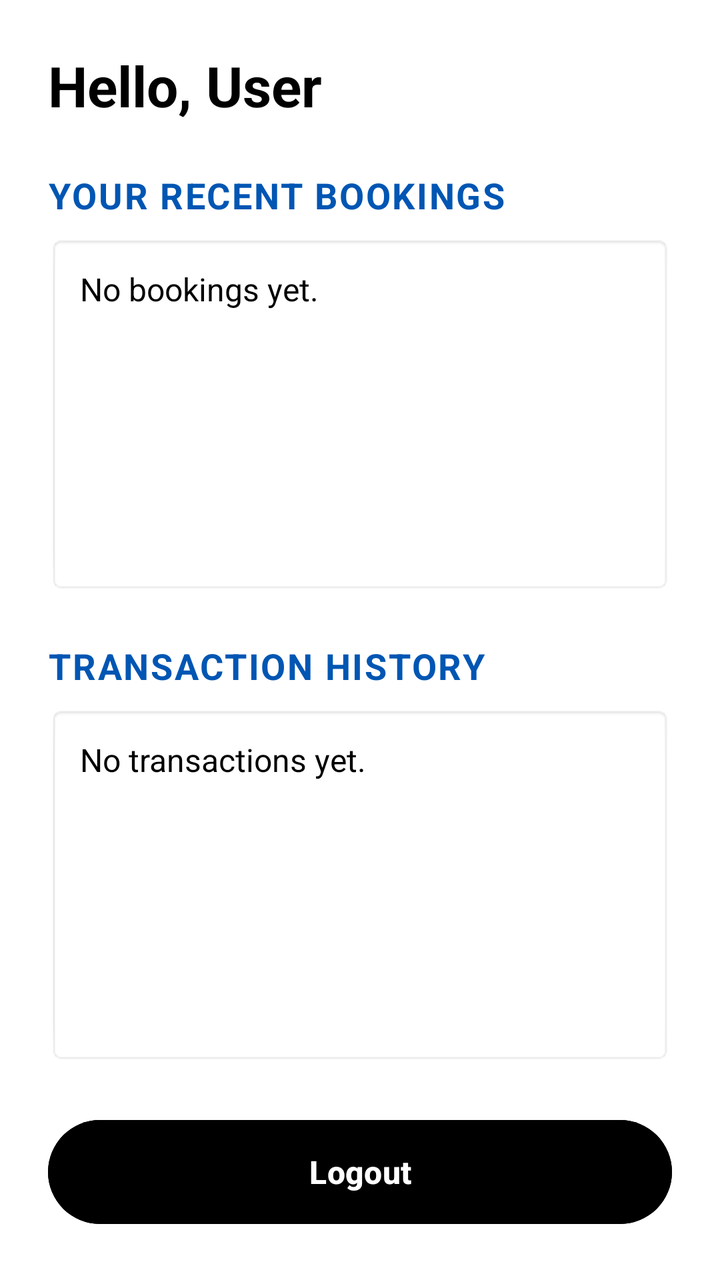
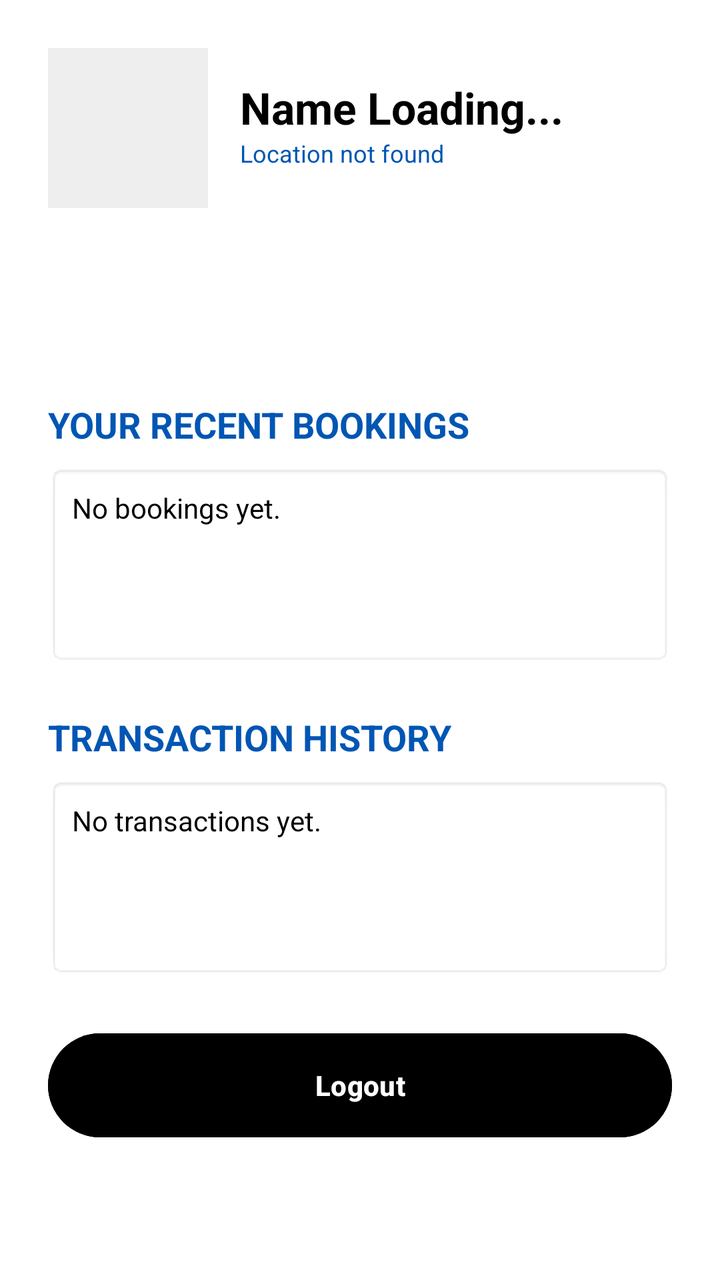

Before-and-after screenshots of an Android layout around one commit, followed by the original layout XML and the change that was made.
<!-- AndroidManifest.xml: application theme Theme.FABIBOOKINGVENDORSYSTEM -->
<!-- res/layout/activity_profile.xml -->
<?xml version="1.0" encoding="utf-8"?>
<LinearLayout xmlns:android="http://schemas.android.com/apk/res/android"
    android:layout_width="match_parent"
    android:layout_height="match_parent"
    android:orientation="vertical"
    android:padding="24dp"
    android:background="#FFFFFF">

    <TextView
        android:id="@+id/tvProfileGreeting"
        android:layout_width="wrap_content"
        android:layout_height="wrap_content"
        android:text="Hello, User"
        android:textSize="28sp"
        android:textColor="#000000"
        android:textStyle="bold"
        android:layout_marginBottom="24dp"/>

    <TextView
        android:layout_width="wrap_content"
        android:layout_height="wrap_content"
        android:text="Your Recent Bookings"
        android:textSize="18sp"
        android:textColor="#0056b3"
        android:textStyle="bold"
        android:layout_marginBottom="8dp"
        android:textAllCaps="true"
        android:letterSpacing="0.05"/>

    <TextView
        android:id="@+id/tvBookingsList"
        android:layout_width="match_parent"
        android:layout_height="0dp"
        android:layout_weight="1"
        android:text="No bookings yet."
        android:textColor="#000000"
        android:textSize="16sp"
        android:background="@android:drawable/editbox_background"
        android:padding="16dp"
        android:layout_marginBottom="24dp"
        android:lineSpacingExtra="4dp"/>

    <TextView
        android:layout_width="wrap_content"
        android:layout_height="wrap_content"
        android:text="Transaction History"
        android:textSize="18sp"
        android:textColor="#0056b3"
        android:textStyle="bold"
        android:layout_marginBottom="8dp"
        android:textAllCaps="true"
        android:letterSpacing="0.05"/>

    <TextView
        android:id="@+id/tvTransactionsList"
        android:layout_width="match_parent"
        android:layout_height="0dp"
        android:layout_weight="1"
        android:text="No transactions yet."
        android:textColor="#000000"
        android:textSize="16sp"
        android:background="@android:drawable/editbox_background"
        android:padding="16dp"
        android:layout_marginBottom="24dp"
        android:lineSpacingExtra="4dp"/>

    <Button
        android:id="@+id/btnLogout"
        android:layout_width="match_parent"
        android:layout_height="60dp"
        android:text="Logout"
        android:backgroundTint="#000000"
        android:textColor="#FFFFFF"
        android:textSize="16sp"
        android:textStyle="bold"
        android:elevation="4dp"/>

</LinearLayout>
<!-- resources referenced by this layout -->
<resources>
  <style name="Theme.FABIBOOKINGVENDORSYSTEM" parent="Base.Theme.FABIBOOKINGVENDORSYSTEM" />
  <style name="Base.Theme.FABIBOOKINGVENDORSYSTEM" parent="Theme.Material3.DayNight.NoActionBar">
          
          
      </style>
</resources>

<!-- the commit's change to res/layout/activity_profile.xml (unified diff, before → after) -->
@@ -1,78 +1,127 @@
 <?xml version="1.0" encoding="utf-8"?>
-<LinearLayout xmlns:android="http://schemas.android.com/apk/res/android"
+<ScrollView xmlns:android="http://schemas.android.com/apk/res/android"
     android:layout_width="match_parent"
     android:layout_height="match_parent"
-    android:orientation="vertical"
-    android:padding="24dp"
     android:background="#FFFFFF">
 
-    <TextView
-        android:id="@+id/tvProfileGreeting"
-        android:layout_width="wrap_content"
+    <LinearLayout
+        android:layout_width="match_parent"
         android:layout_height="wrap_content"
-        android:text="Hello, User"
-        android:textSize="28sp"
-        android:textColor="#000000"
-        android:textStyle="bold"
-        android:layout_marginBottom="24dp"/>
+        android:orientation="vertical"
+        android:padding="24dp">
 
-    <TextView
-        android:layout_width="wrap_content"
-        android:layout_height="wrap_content"
-        android:text="Your Recent Bookings"
-        android:textSize="18sp"
-        android:textColor="#0056b3"
-        android:textStyle="bold"
-        android:layout_marginBottom="8dp"
-        android:textAllCaps="true"
-        android:letterSpacing="0.05"/>
+        <LinearLayout
+            android:layout_width="match_parent"
+            android:layout_height="wrap_content"
+            android:orientation="horizontal"
+            android:gravity="center_vertical"
+            android:layout_marginBottom="24dp">
 
-    <TextView
-        android:id="@+id/tvBookingsList"
-        android:layout_width="match_parent"
-        android:layout_height="0dp"
-        android:layout_weight="1"
-        android:text="No bookings yet."
-        android:textColor="#000000"
-        android:textSize="16sp"
-        android:background="@android:drawable/editbox_background"
-        android:padding="16dp"
-        android:layout_marginBottom="24dp"
-        android:lineSpacingExtra="4dp"/>
+            <ImageView
+                android:id="@+id/ivProfileDetail"
+                android:layout_width="80dp"
+                android:layout_height="80dp"
+                android:scaleType="centerCrop"
+                android:background="#EEEEEE"
+                android:layout_marginEnd="16dp"
+                android:contentDescription="Profile Picture"/>
 
-    <TextView
-        android:layout_width="wrap_content"
-        android:layout_height="wrap_content"
-        android:text="Transaction History"
-        android:textSize="18sp"
-        android:textColor="#0056b3"
-        android:textStyle="bold"
-        android:layout_marginBottom="8dp"
-        android:textAllCaps="true"
-        android:letterSpacing="0.05"/>
+            <LinearLayout
+                android:layout_width="wrap_content"
+                android:layout_height="wrap_content"
+                android:orientation="vertical">
 
-    <TextView
-        android:id="@+id/tvTransactionsList"
-        android:layout_width="match_parent"
-        android:layout_height="0dp"
-        android:layout_weight="1"
-        android:text="No transactions yet."
-        android:textColor="#000000"
-        android:textSize="16sp"
-        android:background="@android:drawable/editbox_background"
-        android:padding="16dp"
-        android:layout_marginBottom="24dp"
-        android:lineSpacingExtra="4dp"/>
+                <TextView
+                    android:id="@+id/tvProfileGreeting"
+                    android:layout_width="wrap_content"
+                    android:layout_height="wrap_content"
+                    android:text="Name Loading..."
+                    android:textSize="22sp"
+                    android:textColor="#000000"
+                    android:textStyle="bold"/>
 
-    <Button
-        android:id="@+id/btnLogout"
-        android:layout_width="match_parent"
-        android:layout_height="60dp"
-        android:text="Logout"
-        android:backgroundTint="#000000"
-        android:textColor="#FFFFFF"
-        android:textSize="16sp"
-        android:textStyle="bold"
-        android:elevation="4dp"/>
+                <TextView
+                    android:id="@+id/tvProfileLocation"
+                    android:layout_width="wrap_content"
+                    android:layout_height="wrap_content"
+                    android:text="Location not found"
+                    android:textSize="12sp"
+                    android:textColor="#0056b3"
+                    android:layout_marginBottom="4dp"/>
 
-</LinearLayout>
+                <Button
+                    android:id="@+id/btnViewOnMaps"
+                    android:layout_width="wrap_content"
+                    android:layout_height="36dp"
+                    android:text="View on Maps"
+                    style="?android:attr/borderlessButtonStyle"
+                    android:textSize="12sp"
+                    android:padding="0dp"
+                    android:textColor="#0056b3"
+                    android:visibility="gone"/>
+            </LinearLayout>
+        </LinearLayout>
+
+        <Button
+            android:id="@+id/btnUpdatePhoto"
+            android:layout_width="wrap_content"
+            android:layout_height="wrap_content"
+            android:text="Update Photo"
+            style="?android:attr/borderlessButtonStyle"
+            android:textSize="12sp"
+            android:layout_gravity="start"
+            android:layout_marginBottom="24dp"/>
+
+        <TextView
+            android:layout_width="wrap_content"
+            android:layout_height="wrap_content"
+            android:text="Your Recent Bookings"
+            android:textSize="18sp"
+            android:textColor="#0056b3"
+            android:textStyle="bold"
+            android:layout_marginBottom="8dp"
+            android:textAllCaps="true"/>
+
+        <TextView
+            android:id="@+id/tvBookingsList"
+            android:layout_width="match_parent"
+            android:layout_height="wrap_content"
+            android:minHeight="100dp"
+            android:text="No bookings yet."
+            android:textColor="#000000"
+            android:background="@android:drawable/editbox_background"
+            android:padding="12dp"
+            android:layout_marginBottom="24dp"/>
+
+        <TextView
+            android:layout_width="wrap_content"
+            android:layout_height="wrap_content"
+            android:text="Transaction History"
+            android:textSize="18sp"
+            android:textColor="#0056b3"
+            android:textStyle="bold"
+            android:layout_marginBottom="8dp"
+            android:textAllCaps="true"/>
+
+        <TextView
+            android:id="@+id/tvTransactionsList"
+            android:layout_width="match_parent"
+            android:layout_height="wrap_content"
+            android:minHeight="100dp"
+            android:text="No transactions yet."
+            android:textColor="#000000"
+            android:background="@android:drawable/editbox_background"
+            android:padding="12dp"
+            android:layout_marginBottom="24dp"/>
+
+        <Button
+            android:id="@+id/btnLogout"
+            android:layout_width="match_parent"
+            android:layout_height="60dp"
+            android:text="Logout"
+            android:backgroundTint="#000000"
+            android:textColor="#FFFFFF"
+            android:textStyle="bold"/>
+
+    </LinearLayout>
+</ScrollView>
